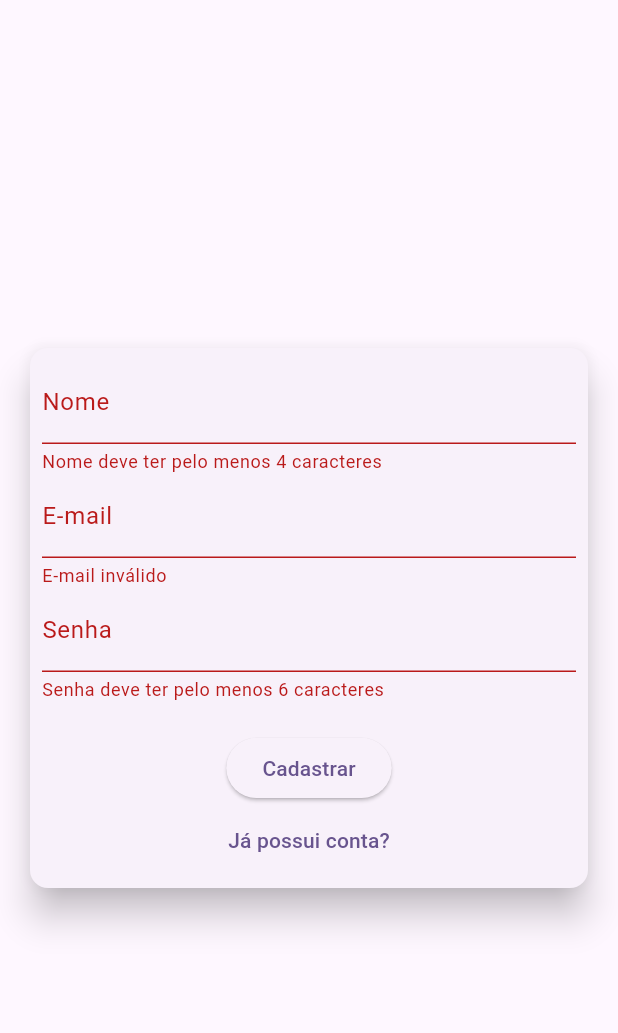
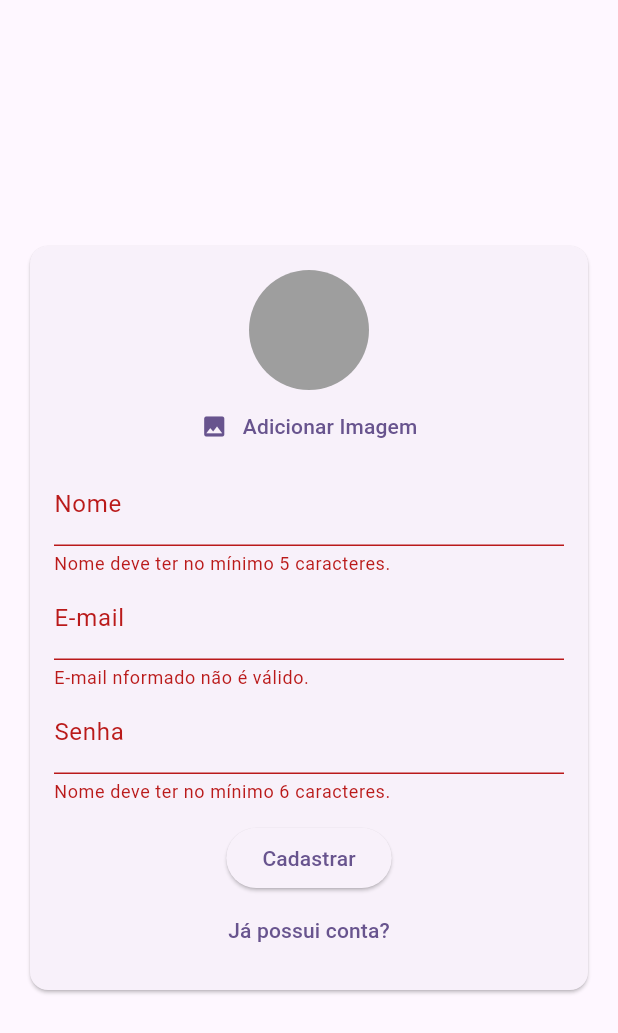
Before and after one commit to gilvancosta/chat-flutter-firebase, a Flutter app: the screen it shows after launch, after a tap on "Entrar", after a tap on "Criar uma nova conta?", after a tap on "Cadastrar", on a phone screen of 412 x 824 dp. Shown: the top 1033 px of the screen. Run offline on Flutter 3.47's test engine with Material 2 defaults, Android fonts, the light colour scheme and no system bars; our stand-ins replace image_picker.

Commit message:
Adicionando Imagem

```diff
--- a/lib/app/ui/pages/auth/auth_page.dart
+++ b/lib/app/ui/pages/auth/auth_page.dart
@@ -13,18 +13,40 @@ class AuthPage extends StatefulWidget {
 }
 
 class _AuthPageState extends State<AuthPage> {
+  bool _isloading = false;
+
   void _handleSubmit(UserAuthIdentity formData) {
+    setState(() {
+      _isloading = true;
+    });
+
     print(formData.email);
     print(formData.password);
+
+    setState(() {
+      _isloading = false;
+    });
   }
 
   @override
   Widget build(BuildContext context) {
     return Scaffold(
         // backgroundColor: Colors.blueGrey[300],
-        body: Center(
-            child: SingleChildScrollView(
-      child: AuthFormWidget(onSubmit: _handleSubmit),
-    )));
+        body: Stack(
+      children: [
+        Center(
+          child: SingleChildScrollView(
+            child: AuthFormWidget(onSubmit: _handleSubmit),
+          ),
+        ),
+        if (_isloading)
+          Container(
+            color: Colors.black.withOpacity(0.5),
+            child: const Center(
+              child: CircularProgressIndicator(),
+            ),
+          )
+      ],
+    ));
   }
 }
--- a/lib/app/ui/pages/auth/widgets/auth_form_widget.dart
+++ b/lib/app/ui/pages/auth/widgets/auth_form_widget.dart
@@ -1,6 +1,9 @@
 // ignore_for_file: public_member_api_docs, sort_constructors_first
 // ignore_for_file: avoid_print
 
+import 'dart:io';
+
+import 'package:chat_flutter_firebase/app/ui/pages/auth/widgets/user_image_widget.dart';
 import 'package:flutter/material.dart';
 
 import '../../../../domain/identities/user_auth_identity.dart';
@@ -18,45 +21,57 @@ class AuthFormWidget extends StatefulWidget {
 }
 
 class _AuthFormWidgetState extends State<AuthFormWidget> {
-  final _formkey = GlobalKey<FormState>();
+  final _formKey = GlobalKey<FormState>();
   final _formData = UserAuthIdentity();
 
+  void _handleImagePick(File image) {
+    _formData.image = image;
+  }
+
+  void _showError(String msg) {
+    ScaffoldMessenger.of(context).showSnackBar(
+      SnackBar(
+        content: Text(msg),
+        backgroundColor: Theme.of(context).colorScheme.error,
+      ),
+    );
+  }
+
   void _submit() {
-    final isValid = _formkey.currentState?.validate() ?? false;
+    final isValid = _formKey.currentState?.validate() ?? false;
+    if (!isValid) return;
 
-    if (!isValid) {
-      return;
+    if (_formData.image == null && _formData.isSignup) {
+      return _showError('Imagem não selecionada!');
     }
 
     widget.onSubmit(_formData);
-
-    _formkey.currentState?.save();
-    print(_formData.email);
-    print(_formData.password);
   }
 
   @override
   Widget build(BuildContext context) {
-    return Container(
-      child: Card(
+    return Card(
       margin: const EdgeInsets.all(20),
-        elevation: 10,
       child: Padding(
-          padding: const EdgeInsets.all(8.0),
+        padding: const EdgeInsets.all(16),
         child: Form(
-            key: _formkey,
+          key: _formKey,
           child: Column(
             children: [
+              if (_formData.isSignup)
+                UserImageWidget(
+                  onImagePick: _handleImagePick,
+                ),
               if (_formData.isSignup)
                 TextFormField(
                   key: const ValueKey('name'),
                   initialValue: _formData.name,
-                    onChanged: (value) => _formData.name = value,
+                  onChanged: (name) => _formData.name = name,
                   decoration: const InputDecoration(labelText: 'Nome'),
-                    validator: (value) {
-                      final nameValue = value ?? '';
-                      if (nameValue.trim().length < 4) {
-                        return 'Nome deve ter pelo menos 4 caracteres';
+                  validator: (localName) {
+                    final name = localName ?? '';
+                    if (name.trim().length < 5) {
+                      return 'Nome deve ter no mínimo 5 caracteres.';
                     }
                     return null;
                   },
@@ -64,12 +79,12 @@ class _AuthFormWidgetState extends State<AuthFormWidget> {
               TextFormField(
                 key: const ValueKey('email'),
                 initialValue: _formData.email,
-                  onChanged: (value) => _formData.email = value,
+                onChanged: (email) => _formData.email = email,
                 decoration: const InputDecoration(labelText: 'E-mail'),
-                  validator: (value) {
-                    final emailValue = value ?? '';
-                    if (emailValue.trim().isEmpty || !emailValue.contains('@')) {
-                      return 'E-mail inválido';
+                validator: (localEmail) {
+                  final email = localEmail ?? '';
+                  if (!email.contains('@')) {
+                    return 'E-mail nformado não é válido.';
                   }
                   return null;
                 },
@@ -77,18 +92,18 @@ class _AuthFormWidgetState extends State<AuthFormWidget> {
               TextFormField(
                 key: const ValueKey('password'),
                 initialValue: _formData.password,
-                  onChanged: (value) => _formData.password = value,
+                onChanged: (password) => _formData.password = password,
                 obscureText: true,
                 decoration: const InputDecoration(labelText: 'Senha'),
-                  validator: (value) {
-                    final passwordValue = value ?? '';
-                    if (passwordValue.trim().isEmpty || passwordValue.trim().length < 6) {
-                      return 'Senha deve ter pelo menos 6 caracteres';
+                validator: (localPassword) {
+                  final password = localPassword ?? '';
+                  if (password.length < 6) {
+                    return 'Nome deve ter no mínimo 6 caracteres.';
                   }
                   return null;
                 },
               ),
-                const SizedBox(height: 20),
+              const SizedBox(height: 12),
               ElevatedButton(
                 onPressed: _submit,
                 child: Text(_formData.isLogin ? 'Entrar' : 'Cadastrar'),
@@ -107,7 +122,6 @@ class _AuthFormWidgetState extends State<AuthFormWidget> {
           ),
         ),
       ),
-      ),
     );
   }
 }
--- /dev/null
+++ b/lib/app/ui/pages/auth/widgets/user_image_widget.dart
@@ -0,0 +1,64 @@
+// ignore_for_file: public_member_api_docs, sort_constructors_first
+import 'dart:io';
+
+import 'package:flutter/material.dart';
+import 'package:image_picker/image_picker.dart';
+
+class UserImageWidget extends StatefulWidget {
+  final void Function(File image) onImagePick;
+
+  const UserImageWidget({
+    Key? key,
+    required this.onImagePick,
+  }) : super(key: key);
+
+  @override
+  State<UserImageWidget> createState() => _UserImageWidgetState();
+}
+
+class _UserImageWidgetState extends State<UserImageWidget> {
+  File? _image;
+
+  Future<void> _pickImage() async {
+    final picker = ImagePicker();
+    final pickedImage = await picker.pickImage(
+      source: ImageSource.camera,
+      imageQuality: 50,
+      maxWidth: 150,
+    );
+
+    if (pickedImage != null) {
+      setState(() {
+        _image = File(pickedImage.path);
+      });
+
+      widget.onImagePick(_image!);
+    }
+  }
+
+  @override
+  Widget build(BuildContext context) {
+    return Column(
+      children: [
+        CircleAvatar(
+          radius: 40,
+          backgroundColor: Colors.grey,
+          backgroundImage: _image != null ? FileImage(_image!) : null,
+        ),
+        TextButton(
+          onPressed: _pickImage,
+          child: const Row(
+            mainAxisAlignment: MainAxisAlignment.center,
+            children: [
+              Icon(
+                Icons.image,
+              ),
+              SizedBox(width: 10),
+              Text('Adicionar Imagem'),
+            ],
+          ),
+        ),
+      ],
+    );
+  }
+}
--- a/pubspec.yaml
+++ b/pubspec.yaml
@@ -35,6 +35,7 @@ dependencies:
   # The following adds the Cupertino Icons font to your application.
   # Use with the CupertinoIcons class for iOS style icons.
   cupertino_icons: ^1.0.2
+  image_picker: ^1.0.4
 
 dev_dependencies:
   flutter_test:
```
Also changed, not shown: pubspec.lock. Lines whose indentation alone changed are shown as unchanged.
